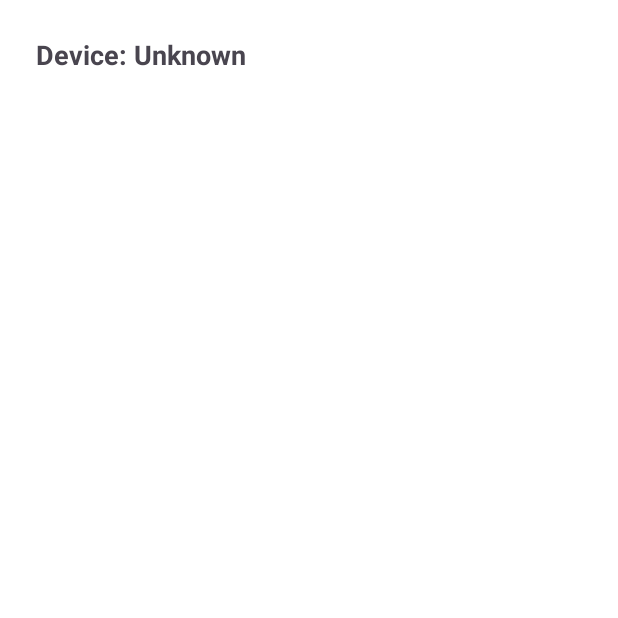
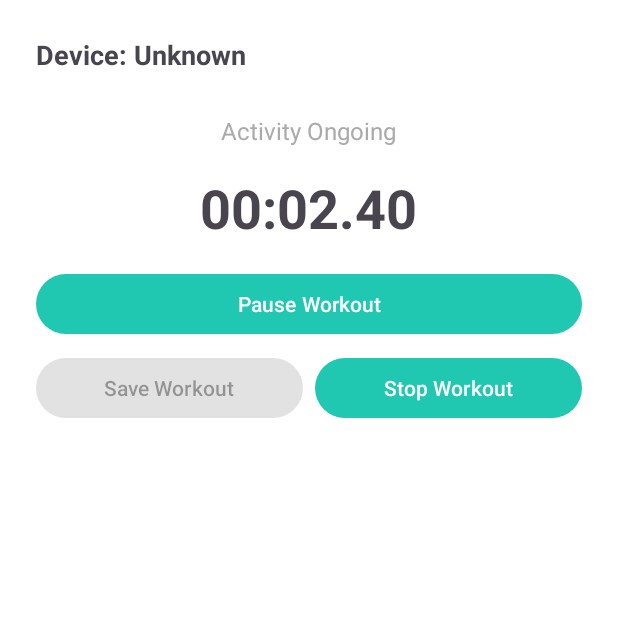
Before and after one commit to Pawan-Gupta79/COEN-390-Recovery-Coach, an Android app: the fragment WorkoutFragment shown on its own in the app's theme, on a phone screen of 412 x 824 dp, the top half of it. Run offline under Robolectric (Android 15) with nearby library versions, the phone set to English and light mode, and no system bars; 1 statement that could not run was skipped.

Commit message:
ui-5.1 completed
added state machine functinality with start/pause, end, and save button.
-added a timer to workout

```diff
--- a/app/src/main/java/com/team11/smartgym/ui/WorkoutFragment.java
+++ b/app/src/main/java/com/team11/smartgym/ui/WorkoutFragment.java
@@ -1,6 +1,7 @@
 package com.team11.smartgym.ui;
 
 import android.os.Bundle;
+import android.os.Handler;
 import android.text.TextUtils;
 import android.view.LayoutInflater;
 import android.view.View;
@@ -11,25 +12,60 @@ import androidx.annotation.NonNull;
 import androidx.annotation.Nullable;
 import androidx.fragment.app.Fragment;
 
+import com.google.android.material.button.MaterialButton;
 import com.team11.smartgym.R;
 
 import java.text.DateFormat;
 import java.util.Date;
+import java.util.Locale;
 
 public class WorkoutFragment extends Fragment {
 
     public static final String ARG_DEVICE_NAME = "arg_device_name";
     public static final String ARG_STARTED_AT  = "arg_started_at";
 
+    // Integer state constants
+    public static final int STATE_STOPPED = 0;
+    public static final int STATE_RUNNING = 1;
+    public static final int STATE_PAUSED  = 2;
+
+    private int state = STATE_STOPPED;
+
+    private TextView tvTimer, tvStatus;;
+    private MaterialButton btnPause, btnStop, btnSave;
+    private final Handler handler = new Handler();
+
+    private long startTime = 0L;
+    private long pauseOffset = 0L;
+
+    // Runnable timer loop
+    private final Runnable timerRunnable = new Runnable() {
+        @Override
+        public void run() {
+            if (state == STATE_RUNNING) {
+                long elapsed = System.currentTimeMillis() - startTime + pauseOffset;
+                updateTimerDisplay(elapsed);
+                handler.postDelayed(this, 10);
+            }
+        }
+    };
+
     @Nullable
     @Override
     public View onCreateView(@NonNull LayoutInflater inflater,
                              @Nullable ViewGroup container,
                              @Nullable Bundle savedInstanceState) {
+
         View v = inflater.inflate(R.layout.fragment_workout, container, false);
 
         TextView tvDevice  = v.findViewById(R.id.tvWorkoutDevice);
         TextView tvStarted = v.findViewById(R.id.tvWorkoutStarted);
+        tvTimer = v.findViewById(R.id.tvWorkoutTimer);
+        btnPause = v.findViewById(R.id.btnPauseWorkout);
+        btnStop = v.findViewById(R.id.btnStopWorkout);
+        btnSave = v.findViewById(R.id.btnSaveWorkout);
+        tvStatus = v.findViewById(R.id.tvWorkoutStatus);
+        tvStatus.setText("Activity Ongoing");
 
         Bundle args = getArguments() != null ? getArguments() : Bundle.EMPTY;
         String device   = args.getString(ARG_DEVICE_NAME, "");
@@ -48,6 +84,73 @@ public class WorkoutFragment extends Fragment {
         tvDevice.setText(deviceLine);
         tvStarted.setText(timeLine);
 
+        startTimer();
+
+        btnPause.setOnClickListener(v1 -> togglePauseResume());
+        btnStop.setOnClickListener(v12 -> stopTimer());
+
         return v;
     }
+
+    private void startTimer() {
+        if (state == STATE_STOPPED) {
+            state = STATE_RUNNING;
+            startTime = System.currentTimeMillis();
+            pauseOffset = 0L;
+            handler.post(timerRunnable);
+            btnPause.setEnabled(true);
+            btnStop.setEnabled(true);
+            btnSave.setEnabled(false);
+        }
+    }
+
+    private void togglePauseResume() {
+        if (state == STATE_RUNNING) {
+            state = STATE_PAUSED;
+            pauseOffset += System.currentTimeMillis() - startTime;
+            handler.removeCallbacks(timerRunnable);
+            btnPause.setText("Resume Workout");
+            tvTimer.setAlpha(0.5f);
+            tvStatus.setText("Activity Paused");
+        } else if (state == STATE_PAUSED) {
+            state = STATE_RUNNING;
+            startTime = System.currentTimeMillis();
+            handler.post(timerRunnable);
+            btnPause.setText("Pause Workout");
+            tvTimer.setAlpha(1.0f);
+            tvStatus.setText("Activity Ongoing");
+        }
+    }
+
+    private void stopTimer() {
+        state = STATE_STOPPED;
+        handler.removeCallbacks(timerRunnable);
+        btnPause.setEnabled(false);
+        btnStop.setEnabled(false);
+        btnSave.setEnabled(true);
+    }
+
+    private void updateTimerDisplay(long elapsedMillis) {
+        int milliseconds = (int) (elapsedMillis % 1000) / 10; // hundredths
+        int seconds = (int) (elapsedMillis / 1000) % 60;
+        int minutes = (int) ((elapsedMillis / (1000 * 60)) % 60);
+        int hours   = (int) (elapsedMillis / (1000 * 60 * 60));
+
+        // Before 60 minutes → show mm:ss.ms
+        if (hours == 0 && minutes < 60) {
+            tvTimer.setText(String.format(Locale.getDefault(),
+                    "%02d:%02d.%02d", minutes, seconds, milliseconds));
+        } else {
+            // After 60 minutes → show hh:mm:ss
+            tvTimer.setText(String.format(Locale.getDefault(),
+                    "%02d:%02d:%02d", hours, minutes, seconds));
+        }
+    }
+
+
+    @Override
+    public void onDestroyView() {
+        super.onDestroyView();
+        handler.removeCallbacks(timerRunnable);
+    }
 }
--- a/app/src/main/res/layout/fragment_workout.xml
+++ b/app/src/main/res/layout/fragment_workout.xml
@@ -11,12 +11,65 @@
         android:layout_height="wrap_content"
         android:textStyle="bold"
         android:textSize="18sp"
-        android:text="@string/workout_device_unknown"/>
+        android:text="@string/workout_device_unknown" />
 
     <TextView
         android:id="@+id/tvWorkoutStarted"
         android:layout_width="wrap_content"
         android:layout_height="wrap_content"
         android:layout_marginTop="8dp"
-        android:text="@string/workout_started_fmt"/>
+        android:text="@string/workout_started_fmt" />
+    <TextView
+        android:id="@+id/tvWorkoutStatus"
+        android:layout_width="wrap_content"
+        android:layout_height="wrap_content"
+        android:text="Activity Ongoing"
+        android:textColor="@android:color/darker_gray"
+        android:textSize="16sp"
+        android:gravity="center"
+        android:layout_gravity="center" />
+    <TextView
+        android:id="@+id/tvWorkoutTimer"
+        android:layout_width="wrap_content"
+        android:layout_height="wrap_content"
+        android:text="00:00:00"
+        android:textSize="36sp"
+        android:textStyle="bold"
+        android:gravity="center"
+        android:layout_marginTop="16dp"
+        android:layout_gravity="center_horizontal" />
+
+    <com.google.android.material.button.MaterialButton
+        android:id="@+id/btnPauseWorkout"
+        android:layout_width="match_parent"
+        android:layout_height="wrap_content"
+        android:layout_marginTop="16dp"
+        android:text="Pause Workout"
+        android:enabled="true" />
+
+    <LinearLayout
+        android:orientation="horizontal"
+        android:layout_width="match_parent"
+        android:layout_height="wrap_content"
+        android:gravity="center"
+        android:layout_marginTop="8dp">
+
+        <com.google.android.material.button.MaterialButton
+            android:id="@+id/btnSaveWorkout"
+            android:layout_width="0dp"
+            android:layout_height="wrap_content"
+            android:layout_weight="1"
+            android:text="Save Workout"
+            android:enabled="false" />
+
+        <com.google.android.material.button.MaterialButton
+            android:id="@+id/btnStopWorkout"
+            android:layout_width="0dp"
+            android:layout_height="wrap_content"
+            android:layout_weight="1"
+            android:layout_marginStart="8dp"
+            android:text="Stop Workout"
+            android:enabled="false" />
+    </LinearLayout>
+
 </LinearLayout>
```
